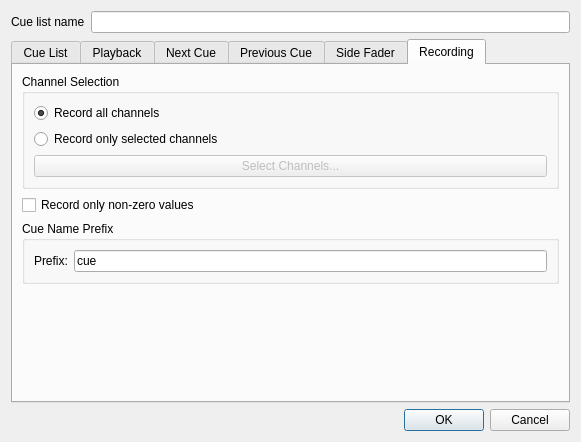
Before: the Qt Designer form ui/src/virtualconsole/vccuelistproperties.ui in filipolszewsk/qlcplus, drawn with Qt 5.
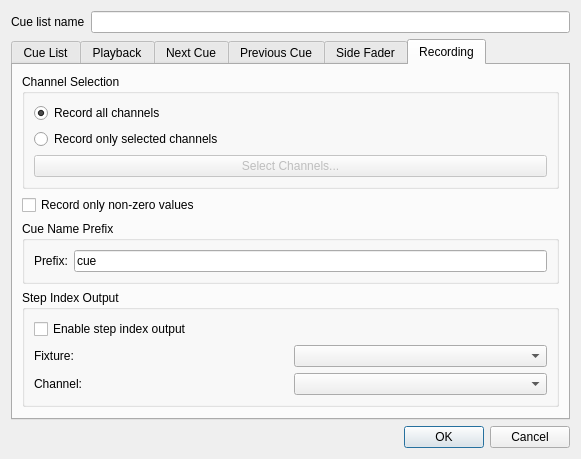
After: the same form once the commit is applied. The open tabs and pages were chosen to show the change. Icons and pictures are not drawn.

Commit message:
Add step index output feature to VCCueList
Allows outputting the current cue list step index to a DMX channel
on a selected fixture. This is useful for external integration with
lighting consoles or other systems that need to know which step
is currently active.

Features:
- Select fixture and channel in cue list properties (Recording tab)
- Outputs 1-based step index (step 0 = DMX 1, step 1 = DMX 2, etc.)
- Uses Override fader priority to ensure visibility
- Automatically registers/unregisters as DMX source based on mode
- Settings saved/loaded from project XML

The edit to the form file:
```diff
--- a/ui/src/virtualconsole/vccuelistproperties.ui
+++ b/ui/src/virtualconsole/vccuelistproperties.ui
@@ -447,6 +447,53 @@
          </layout>
         </widget>
        </item>
+       <item>
+        <widget class="QGroupBox" name="groupBox_StepIndexOutput">
+         <property name="title">
+          <string>Step Index Output</string>
+         </property>
+         <layout class="QGridLayout" name="gridLayout_StepIndexOutput">
+          <item row="0" column="0">
+           <widget class="QCheckBox" name="m_stepIndexOutputEnabledCheck">
+            <property name="text">
+             <string>Enable step index output</string>
+            </property>
+            <property name="toolTip">
+             <string>Output the current step index to a DMX channel</string>
+            </property>
+           </widget>
+          </item>
+          <item row="1" column="0">
+           <widget class="QLabel" name="label_StepIndexFixture">
+            <property name="text">
+             <string>Fixture:</string>
+            </property>
+           </widget>
+          </item>
+          <item row="1" column="1">
+           <widget class="QComboBox" name="m_stepIndexOutputFixtureCombo">
+            <property name="toolTip">
+             <string>Select the fixture for step index output</string>
+            </property>
+           </widget>
+          </item>
+          <item row="2" column="0">
+           <widget class="QLabel" name="label_StepIndexChannel">
+            <property name="text">
+             <string>Channel:</string>
+            </property>
+           </widget>
+          </item>
+          <item row="2" column="1">
+           <widget class="QComboBox" name="m_stepIndexOutputChannelCombo">
+            <property name="toolTip">
+             <string>Select the channel within the fixture</string>
+            </property>
+           </widget>
+          </item>
+         </layout>
+        </widget>
+       </item>
        <item>
         <layout class="QVBoxLayout" name="m_recordInputLayout">
          <item>
```
The commit also changes 4 other files.
